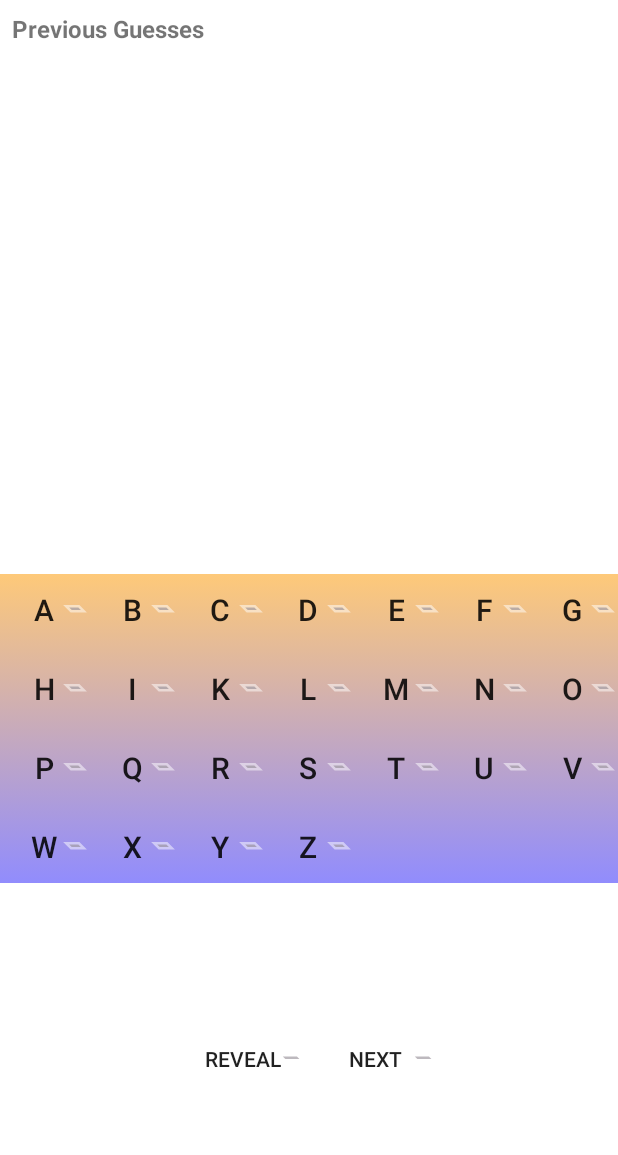
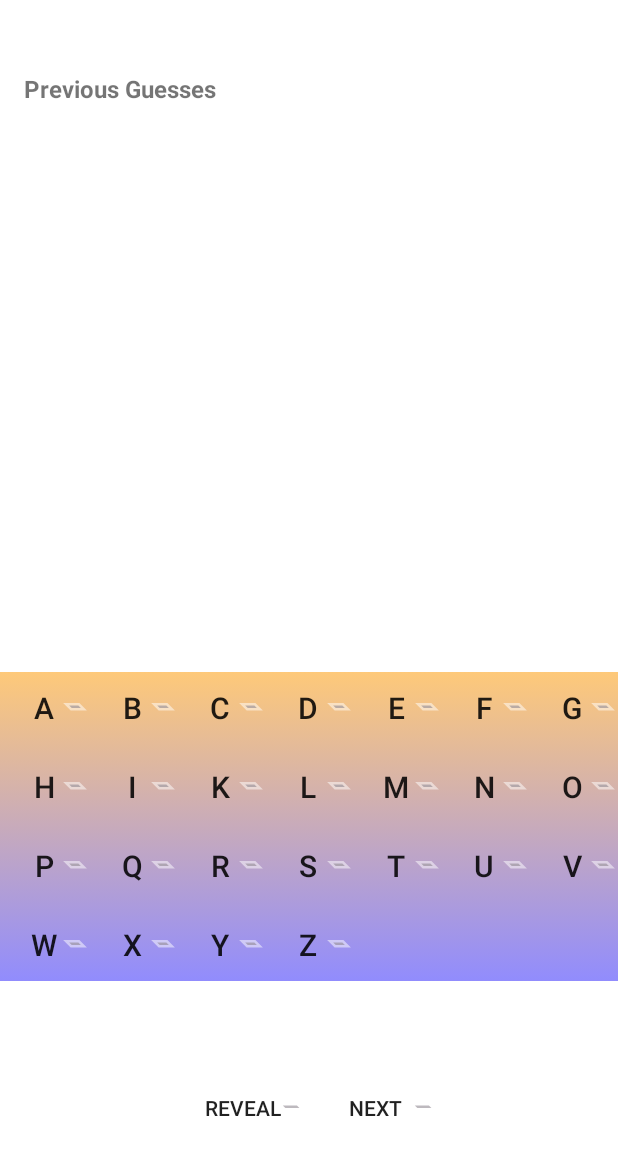
Before and after one commit to ccharle/WordTrivia, an Android app: the screen it shows after launch (MainActivity), on a phone screen of 412 x 824 dp. Shown: the top 1155 px of the screen. Run offline under Robolectric (Android 15) with nearby library versions, the phone set to English and light mode, and no system bars.

Commit message:
fix UI jerking

```diff
--- a/app/src/main/java/org/pursuit/wordtrivia/audio/AudioLoader.kt
+++ b/app/src/main/java/org/pursuit/wordtrivia/audio/AudioLoader.kt
@@ -47,9 +47,7 @@ class AudioLoader(
     }
 
     fun releaseMediaPlayer() {
-        mediaPlayer.stop()
         mediaPlayer.release()
-        mediaPlayer2.stop()
         mediaPlayer2.release()
     }
 
--- a/app/src/main/res/layout/activity_main.xml
+++ b/app/src/main/res/layout/activity_main.xml
@@ -9,7 +9,50 @@
     android:background="@color/colorwhite"
     tools:context=".view.MainActivity">
 
+    <RelativeLayout
+        android:id="@+id/relative_layoutscrollview"
+        android:layout_width="0dp"
+        android:layout_height="150dp"
+        android:layout_marginStart="16dp"
+        android:layout_marginTop="24dp"
+        android:layout_marginEnd="16dp"
+        android:orientation="vertical"
+        android:paddingTop="24dp"
+        app:layout_constraintEnd_toEndOf="parent"
+        app:layout_constraintStart_toStartOf="parent"
+        app:layout_constraintTop_toTopOf="parent">
 
+        <ImageView
+
+            android:id="@+id/imgvw_userprogress"
+            android:layout_width="100dp"
+            android:layout_height="100dp"
+            android:layout_centerInParent="true"
+            android:layout_marginTop="32dp"
+            android:layout_marginEnd="32dp" />
+
+        <TextView
+            android:id="@+id/txtvw_guessSign"
+            android:layout_width="wrap_content"
+            android:layout_height="wrap_content"
+            android:layout_alignParentLeft="true"
+            android:scrollbars="vertical"
+            android:singleLine="false"
+            android:text="@string/previous_guesses"
+            android:textSize="16sp"
+            android:textStyle="bold" />
+
+
+        <TextView
+            android:id="@+id/txtvw_incorrectguesses"
+            android:layout_width="wrap_content"
+            android:layout_height="wrap_content"
+            android:layout_below="@id/txtvw_guessSign"
+            android:maxLines="5"
+            android:scrollbars="vertical"
+            android:textSize="24sp"
+            android:textStyle="bold" />
+    </RelativeLayout>
 
 
     <LinearLayout
@@ -28,31 +71,35 @@
             android:layout_height="wrap_content"
             android:text="@string/the_word_is"
             android:textColor="@color/colorwhite"
-            android:textStyle="bold"
-            android:textSize="24sp" />
+            android:textSize="24sp"
+            android:textStyle="bold" />
 
 
         <TextView
             android:id="@+id/txvw_score"
-            android:textSize="16sp"
-            android:textStyle="italic"
             android:layout_width="wrap_content"
             android:layout_height="wrap_content"
-             />
+            android:textSize="16sp"
+            android:textStyle="italic" />
 
     </LinearLayout>
 
+    <RelativeLayout
+        android:id="@+id/relative_layout1"
+        android:layout_width="match_parent"
+        android:layout_height="150dp"
+        app:layout_constraintTop_toBottomOf="@id/linear_layout">
 
         <LinearLayout
 
             android:id="@+id/linear_layout1"
             android:layout_width="wrap_content"
             android:layout_height="wrap_content"
+            android:layout_above="@id/linear_layout2"
+            android:layout_centerHorizontal="true"
+            android:layout_centerVertical="true"
             android:layout_marginTop="10dp"
             android:orientation="horizontal"
-        app:layout_constraintEnd_toEndOf="parent"
-        app:layout_constraintStart_toStartOf="parent"
-        app:layout_constraintTop_toBottomOf="@+id/linear_layout"
 
             />
 
@@ -61,20 +108,18 @@
             android:id="@+id/linear_layout2"
             android:layout_width="wrap_content"
             android:layout_height="wrap_content"
-        android:layout_marginTop="8dp"
-        android:orientation="horizontal"
-        app:layout_constraintEnd_toEndOf="parent"
-        app:layout_constraintStart_toStartOf="parent"
-        app:layout_constraintTop_toBottomOf="@+id/linear_layout1"
+            android:layout_centerHorizontal="true"
+            android:layout_centerVertical="true"
+            android:orientation="horizontal"/>
 
-        />
+    </RelativeLayout>
 
 
     <GridView
         android:id="@+id/gridvw_letters"
-        android:background="@drawable/animation_list_of_gradients"
         android:layout_width="match_parent"
         android:layout_height="wrap_content"
+        android:background="@drawable/animation_list_of_gradients"
         android:numColumns="7"
         android:stretchMode="columnWidth"
         android:verticalSpacing="5dp"
@@ -82,7 +127,7 @@
         app:layout_constraintEnd_toEndOf="parent"
         app:layout_constraintHorizontal_bias="0.0"
         app:layout_constraintStart_toStartOf="parent"
-        app:layout_constraintTop_toBottomOf="@+id/linear_layout2">
+        app:layout_constraintTop_toBottomOf="@+id/relative_layout1">
 
 
     </GridView>
@@ -101,8 +146,8 @@
             android:id="@+id/bttn_reveal"
             android:layout_width="wrap_content"
             android:layout_height="wrap_content"
+            android:background="@drawable/letter_down"
             android:text="@string/reveal"
-            android:background="@drawable/letter_down"
             app:layout_constraintStart_toStartOf="parent"
             app:layout_constraintTop_toTopOf="parent" />
 
@@ -110,58 +155,12 @@
             android:id="@+id/bttn_newword"
             android:layout_width="wrap_content"
             android:layout_height="wrap_content"
+            android:background="@drawable/letter_down"
             android:text="@string/next"
-            android:background="@drawable/letter_down"
             app:layout_constraintEnd_toEndOf="parent"
             app:layout_constraintTop_toTopOf="parent" />
 
     </LinearLayout>
 
-    <RelativeLayout
-        android:id="@+id/relative_layoutscrollview"
-        android:layout_width="0dp"
-        android:layout_height="200dp"
-        android:layout_marginStart="8dp"
-        android:layout_marginTop="8dp"
-        android:layout_marginEnd="8dp"
-        android:orientation="vertical"
-        app:layout_constraintEnd_toEndOf="parent"
-        app:layout_constraintStart_toStartOf="parent"
-        app:layout_constraintTop_toTopOf="parent">
-
-        <ImageView
-
-            android:id="@+id/imgvw_userprogress"
-            android:layout_width="100dp"
-            android:layout_height="100dp"
-            android:layout_marginTop="32dp"
-            android:layout_marginEnd="32dp"
-            android:layout_centerInParent="true" />
-
-        <TextView
-            android:id="@+id/txtvw_guessSign"
-            android:layout_width="wrap_content"
-            android:layout_height="wrap_content"
-            android:scrollbars="vertical"
-            android:singleLine="false"
-            android:textSize="16sp"
-            android:textStyle="bold"
-            android:layout_alignParentLeft="true"
-            android:text="@string/previous_guesses" />
-
-
-
-        <TextView
-            android:id="@+id/txtvw_incorrectguesses"
-            android:layout_width="wrap_content"
-            android:layout_height="wrap_content"
-            android:maxLines="5"
-            android:scrollbars="vertical"
-            android:textSize="24sp"
-            android:textStyle="bold"
-            android:layout_below="@id/txtvw_guessSign"
-             />
-    </RelativeLayout>
-
 
 </androidx.constraintlayout.widget.ConstraintLayout>
```
Lines whose indentation alone changed are shown as unchanged.
